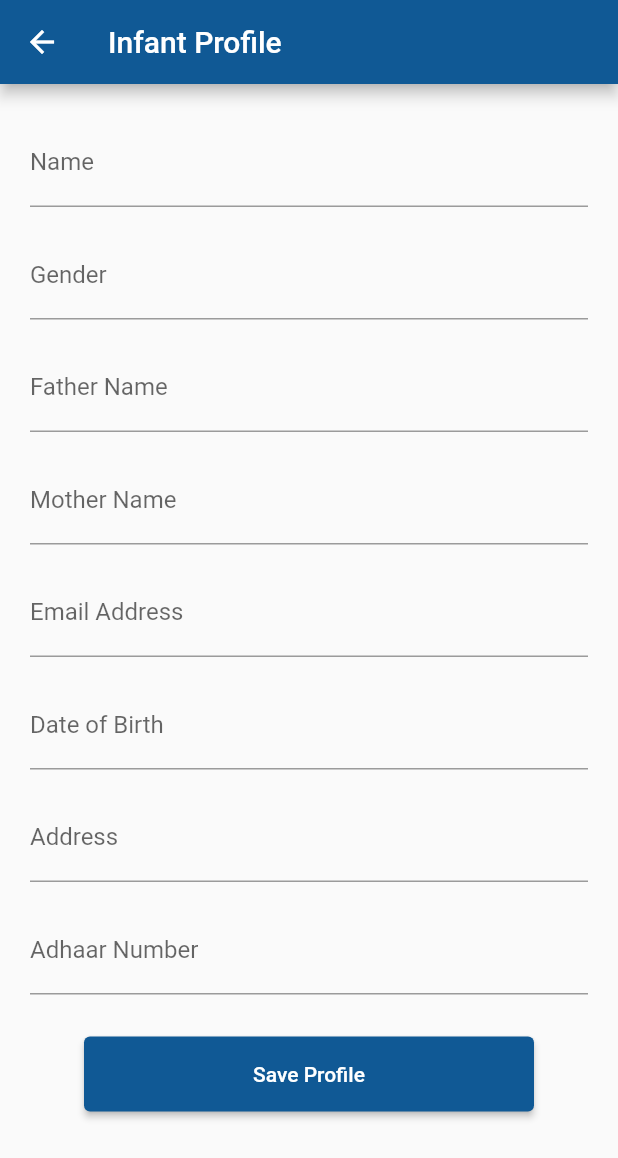
After one commit to Gairik-Shandilya/Infant-PhysioTherapy, a Flutter app: the InfantProfilePage screen opened directly, on a phone screen of 412 x 824 dp. The commit adds this screen. Shown: the top 1158 px of the screen. Run offline on Flutter 3.47's test engine with Material 2 defaults, Android fonts, the light colour scheme and no system bars; our stand-ins replace cloud_firestore, firebase_auth, firebase_core, firebase_storage, image_cropper, image_picker and 1 more; accounts and stored records are empty; generated files the repository leaves out were written again.

Commit message:
edit profile page added

```diff
--- /dev/null
+++ b/lib/mothers/m_editprofile.dart
@@ -0,0 +1,257 @@
+import 'package:flutter/material.dart';
+import 'package:cloud_firestore/cloud_firestore.dart';
+import 'package:firebase_auth/firebase_auth.dart';
+
+class InfantProfilePage extends StatefulWidget {
+  const InfantProfilePage({Key? key}) : super(key: key);
+
+  @override
+  _InfantProfilePageState createState() => _InfantProfilePageState();
+}
+
+class _InfantProfilePageState extends State<InfantProfilePage> {
+  User? user = FirebaseAuth.instance.currentUser;
+  String currentuid = FirebaseAuth.instance.currentUser!.uid;
+  final TextEditingController _addressController = TextEditingController();
+  final TextEditingController _adhaarNumberController = TextEditingController();
+  final TextEditingController _dobController = TextEditingController();
+  final TextEditingController _emailController = TextEditingController();
+  final TextEditingController _fatherNameController = TextEditingController();
+  final TextEditingController _motherNameController = TextEditingController();
+  final TextEditingController _infantNameController = TextEditingController();
+  final TextEditingController _mobileNoController = TextEditingController();
+  final TextEditingController _genderController = TextEditingController();
+
+  void _saveInfantProfile() async {
+    await FirebaseFirestore.instance
+        .collection('mothers')
+        .doc(currentuid)
+        .update({
+      'Address': _addressController.text,
+      'Gender': _genderController.text,
+      'AdhaarNumber': _adhaarNumberController.text,
+      'DateofBirth': _dobController.text,
+      'EmailAddress': _emailController.text,
+      'FatherName': _fatherNameController.text,
+      'Name': _infantNameController.text,
+      'MotherName': _motherNameController.text,
+    });
+
+    ScaffoldMessenger.of(context).showSnackBar(SnackBar(
+      content: Text('Infant profile updated successfully'),
+    ));
+  }
+
+  @override
+  Widget build(BuildContext context) {
+    return SafeArea(
+      child: Scaffold(
+        appBar: AppBar(
+            title: Text('Infant Profile'),
+            backgroundColor: Color.fromARGB(255, 16, 89, 149)),
+        body: Padding(
+          padding: const EdgeInsets.symmetric(horizontal: 20.0, vertical: 15),
+          child: SingleChildScrollView(
+            child: StreamBuilder(
+              stream: FirebaseFirestore.instance
+                  .collection('Mothers')
+                  .doc(currentuid)
+                  .snapshots(),
+              builder: (context, AsyncSnapshot<DocumentSnapshot> snapshot) {
+                if (snapshot.hasError) {
+                  return Center(child: Text('Something went wrong'));
+                }
+
+                if (snapshot.connectionState == ConnectionState.waiting) {
+                  return Center(child: CircularProgressIndicator());
+                }
+
+                if (!snapshot.hasData || !snapshot.data!.exists) {
+                  print('No infant profile found for uid: $currentuid');
+                  return Center(child: Text('No infant profile found'));
+                }
+
+                Map<String, dynamic> infantData =
+                    snapshot.data!.data() as Map<String, dynamic>;
+
+                _addressController.text = infantData['Address'] ?? '';
+                _adhaarNumberController.text = infantData['AdhaarNumber'] ?? '';
+                _dobController.text = infantData['DateofBirth'] ?? '';
+                _emailController.text = infantData['EmailAddress'] ?? '';
+                _fatherNameController.text = infantData['FatherName'] ?? '';
+                _motherNameController.text = infantData['MotherName'] ?? '';
+                _infantNameController.text = infantData['InfantName'] ?? '';
+                _mobileNoController.text = infantData['MobileNumber'] ?? '';
+                _genderController.text = infantData['Gender'] ?? '';
+
+                return Column(
+                  crossAxisAlignment: CrossAxisAlignment.center,
+                  children: [
+                    _buildTextField('Name', _infantNameController),
+                    _buildTextField('Gender', _genderController),
+                    _buildTextField('Father Name', _fatherNameController),
+                    _buildTextField('Mother Name', _motherNameController),
+                    _buildTextField('Email Address', _emailController),
+                    _buildTextField('Date of Birth', _dobController),
+                    _buildTextField('Address', _addressController),
+                    _buildTextField('Adhaar Number', _adhaarNumberController),
+                    const SizedBox(height: 20),
+                    ElevatedButton(
+                      style: ElevatedButton.styleFrom(
+                          minimumSize: const Size(300, 50),
+                          backgroundColor:
+                              const Color.fromARGB(255, 16, 89, 149)),
+                      onPressed: () {
+                        _saveInfantProfile();
+                        Navigator.pop(context);
+                      },
+                      child: Text('Save Profile'),
+                    ),
+                  ],
+                );
+              },
+            ),
+          ),
+        ),
+      ),
+    );
+  }
+
+  Widget _buildTextField(String label, TextEditingController controller) {
+    return Padding(
+      padding: const EdgeInsets.symmetric(vertical: 8.0),
+      child: TextField(
+        controller: controller,
+        decoration: InputDecoration(
+          labelText: label,
+        ),
+      ),
+    );
+  }
+}
+
+class DoctorProfilePage extends StatefulWidget {
+  const DoctorProfilePage({Key? key}) : super(key: key);
+
+  @override
+  _DoctorProfilePageState createState() => _DoctorProfilePageState();
+}
+
+class _DoctorProfilePageState extends State<DoctorProfilePage> {
+  User? user = FirebaseAuth.instance.currentUser;
+  String currentuid = FirebaseAuth.instance.currentUser!.uid;
+  final TextEditingController _nameController = TextEditingController();
+  final TextEditingController _ageController = TextEditingController();
+  final TextEditingController _emailController = TextEditingController();
+  final TextEditingController _degreeController = TextEditingController();
+  final TextEditingController _instituteController = TextEditingController();
+  final TextEditingController _specialityController = TextEditingController();
+  final TextEditingController _mobileNoController = TextEditingController();
+  final TextEditingController _genderController = TextEditingController();
+  final TextEditingController _experienceController = TextEditingController();
+
+  void _saveDoctorProfile() async {
+    await FirebaseFirestore.instance
+        .collection('Doctors')
+        .doc(currentuid)
+        .update({
+      'Name': _nameController.text,
+      'Age': _ageController.text,
+      'Degree': _degreeController.text,
+      'Speciality': _specialityController.text,
+      'Institute': _instituteController.text,
+      'EmailAddress': _emailController.text,
+      'Mobile Number': _mobileNoController.text,
+    });
+
+    ScaffoldMessenger.of(context).showSnackBar(SnackBar(
+      content: Text('Doctor profile updated successfully'),
+    ));
+  }
+
+  @override
+  Widget build(BuildContext context) {
+    return SafeArea(
+      child: Scaffold(
+        appBar: AppBar(
+            title: Text('Doctor Profile'),
+            backgroundColor: Color.fromARGB(255, 16, 89, 149)),
+        body: Padding(
+          padding: const EdgeInsets.symmetric(horizontal: 20.0, vertical: 15),
+          child: SingleChildScrollView(
+            child: StreamBuilder(
+              stream: FirebaseFirestore.instance
+                  .collection('Doctors')
+                  .doc(currentuid)
+                  .snapshots(),
+              builder: (context, AsyncSnapshot<DocumentSnapshot> snapshot) {
+                if (snapshot.hasError) {
+                  return Center(child: Text('Something went wrong'));
+                }
+
+                if (snapshot.connectionState == ConnectionState.waiting) {
+                  return Center(child: CircularProgressIndicator());
+                }
+
+                if (!snapshot.hasData || !snapshot.data!.exists) {
+                  print('No infant profile found for uid: $currentuid');
+                  return Center(child: Text('No doctor profile found'));
+                }
+
+                Map<String, dynamic> infantData =
+                    snapshot.data!.data() as Map<String, dynamic>;
+
+                _nameController.text = infantData['Name'] ?? '';
+                _ageController.text = infantData['Age'] ?? '';
+                _degreeController.text = infantData['Degree'] ?? '';
+                _specialityController.text = infantData['Speciality'] ?? '';
+                _instituteController.text = infantData['Institute'] ?? '';
+                _experienceController.text = infantData['Experience'] ?? '';
+                _emailController.text = infantData['EmailAddress'] ?? '';
+                _mobileNoController.text = infantData['MobileNumber'] ?? '';
+                _genderController.text = infantData['Gender'] ?? '';
+
+                return Column(
+                  crossAxisAlignment: CrossAxisAlignment.center,
+                  children: [
+                    _buildTextField('Name', _nameController),
+                    _buildTextField('Age', _ageController),
+                    _buildTextField('Degree', _degreeController),
+                    _buildTextField('Speciality', _specialityController),
+                    _buildTextField('Institute', _instituteController),
+                    _buildTextField('EmailAddress', _emailController),
+                    _buildTextField('Mobile Number', _mobileNoController),
+                    const SizedBox(height: 20),
+                    ElevatedButton(
+                      style: ElevatedButton.styleFrom(
+                          minimumSize: const Size(300, 50),
+                          backgroundColor:
+                              const Color.fromARGB(255, 16, 89, 149)),
+                      onPressed: () {
+                        _saveDoctorProfile();
+                        Navigator.pop(context);
+                      },
+                      child: Text('Save Profile'),
+                    ),
+                  ],
+                );
+              },
+            ),
+          ),
+        ),
+      ),
+    );
+  }
+
+  Widget _buildTextField(String label, TextEditingController controller) {
+    return Padding(
+      padding: const EdgeInsets.symmetric(vertical: 8.0),
+      child: TextField(
+        controller: controller,
+        decoration: InputDecoration(
+          labelText: label,
+        ),
+      ),
+    );
+  }
+}
```
Also changed, not shown: lib/doctors/d_profile.dart (+15 -10 lines), lib/mothers/m_profile.dart (+11 -8 lines).
